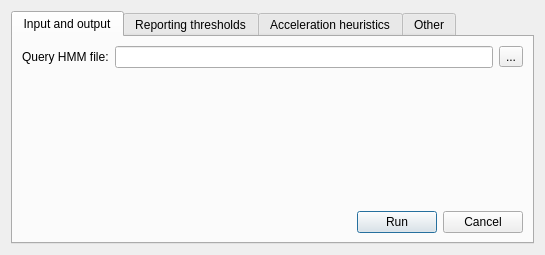
Before: the Qt Designer form src/plugins_3rdparty/hmm3/src/search/ui/UHMM3SearchDialog.ui in violethaze74/ugene, drawn with Qt 5.
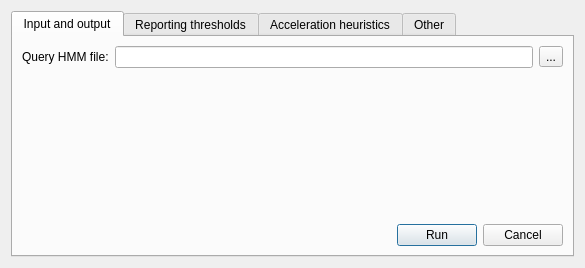
After: the same form once the commit is applied.

Patch:
```diff
--- a/src/plugins_3rdparty/hmm3/src/search/ui/UHMM3SearchDialog.ui
+++ b/src/plugins_3rdparty/hmm3/src/search/ui/UHMM3SearchDialog.ui
@@ -6,8 +6,8 @@
    <rect>
     <x>0</x>
     <y>0</y>
-    <width>545</width>
-    <height>255</height>
+    <width>585</width>
+    <height>268</height>
    </rect>
   </property>
   <property name="windowTitle">
@@ -18,8 +18,8 @@
     <widget class="QTabWidget" name="tabWidget">
      <property name="sizeHint" stdset="0">
       <size>
-       <width>449</width>
-       <height>309</height>
+       <width>567</width>
+       <height>314</height>
       </size>
      </property>
      <property name="tabShape">
@@ -72,7 +72,7 @@
          <item>
           <layout class="QHBoxLayout" name="horizontalLayout_2">
            <item>
-            <spacer name="horizontalSpacer">
+            <spacer name="horizontalBottomSpacer">
              <property name="orientation">
               <enum>Qt::Horizontal</enum>
              </property>
```
